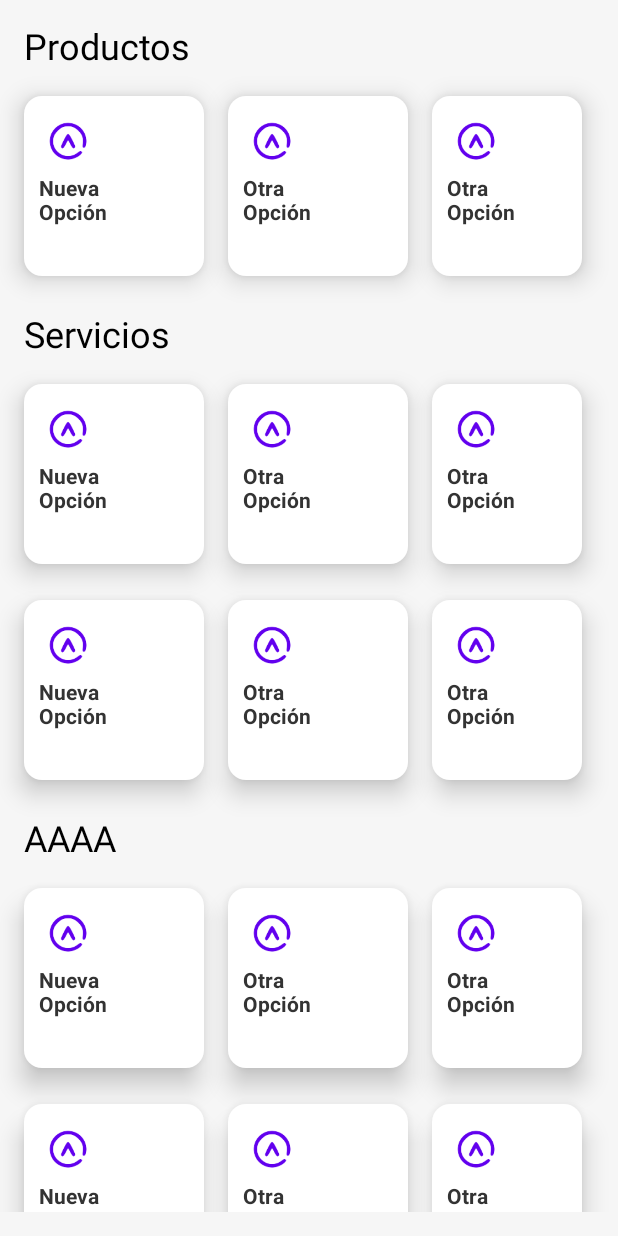
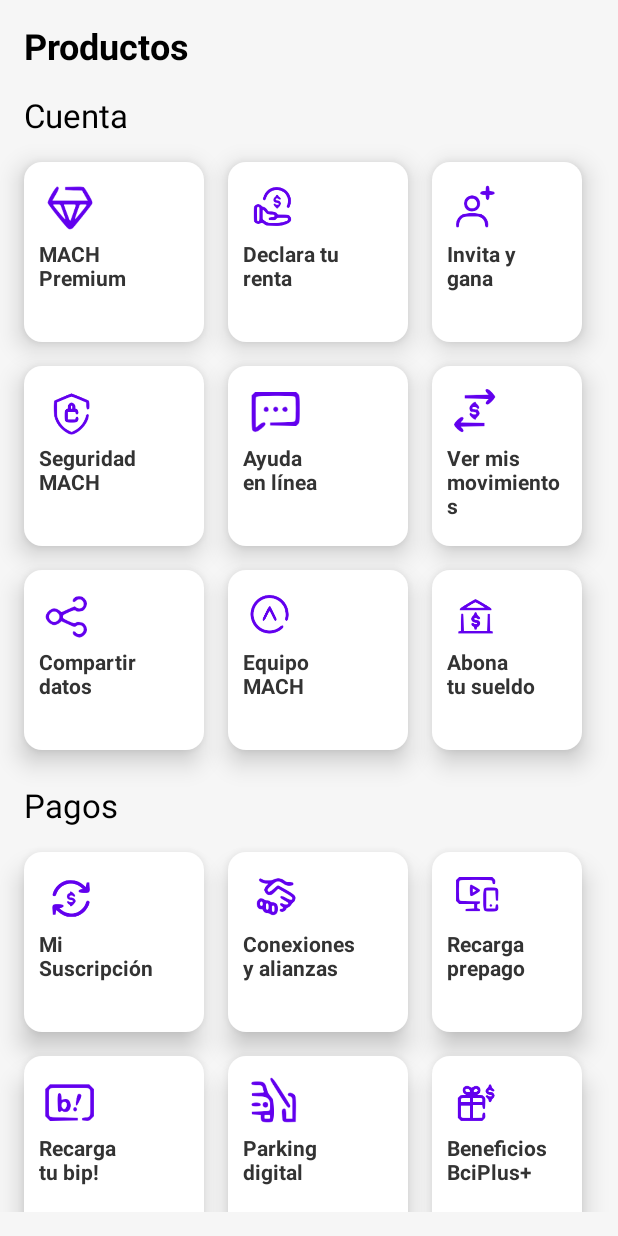
Before and after one commit to PabloZuVal/Mach, an Android app built with Jetpack Compose: the composable ShowMore shown on its own in the app's theme, on a phone screen of 412 x 824 dp. Run offline under Robolectric (Android 15) with nearby library versions, the light colour scheme and no system bars.

Commit message:
🚧 Add screen "Show More"

```diff
--- a/app/src/main/java/com/pablozv/mach/ui/composable/BottonSheet.kt
+++ b/app/src/main/java/com/pablozv/mach/ui/composable/BottonSheet.kt
@@ -6,6 +6,7 @@
 import androidx.compose.material3.rememberModalBottomSheetState
 import androidx.compose.runtime.Composable
 import androidx.compose.ui.Modifier
+import androidx.compose.ui.graphics.Color
 import androidx.compose.ui.unit.dp
 
 @OptIn(ExperimentalMaterial3Api::class)
@@ -22,9 +23,10 @@
     if (isSheetVisible) {
         ModalBottomSheet(
             modifier = Modifier
-                .padding(top= 80.dp),
+                .padding(top= 30.dp),
             onDismissRequest = onDismiss,
             sheetState = sheetState,
+            containerColor = Color.White,
             content = {
                 content?.invoke()
             }
--- a/app/src/main/java/com/pablozv/mach/ui/composable/ShowMore.kt
+++ b/app/src/main/java/com/pablozv/mach/ui/composable/ShowMore.kt
@@ -12,6 +12,7 @@
 import androidx.compose.runtime.Composable
 import androidx.compose.ui.Modifier
 import androidx.compose.ui.graphics.Color
+import androidx.compose.ui.text.font.FontWeight
 import androidx.compose.ui.unit.dp
 
 @Composable
@@ -24,7 +25,83 @@
         item {
             Text(
                 text = "Productos",
-                style = MaterialTheme.typography.headlineSmall,
+                style = MaterialTheme.typography.headlineSmall.copy(fontWeight = FontWeight.Bold),
+                color = Color.Black,
+                modifier = Modifier.padding(bottom = 16.dp)
+            )
+        }
+        item {
+            Text(
+                text = "Cuenta",
+                style = MaterialTheme.typography.titleLarge,
+                color = Color.Black,
+                modifier = Modifier.padding(bottom = 16.dp)
+            )
+            Row(
+                modifier = Modifier.fillMaxWidth()
+                    .padding(bottom = 16.dp)
+            ) {
+                Box(
+                    Modifier.padding(end = 8.dp)
+                ){
+                    SquareCard("MACH Premium", "cuenta_icon_1")
+                }
+                Box(
+                    Modifier.padding(horizontal = 8.dp)
+                ){
+                    SquareCard("Declara tu\nrenta", "cuenta_icon_2")
+                }
+                Box(
+                    Modifier.padding(horizontal = 8.dp)
+                ){
+                    SquareCard("Invita y\ngana", "cuenta_icon_3")
+                }
+            }
+            Row(
+                modifier = Modifier.fillMaxWidth()
+                    .padding(bottom = 16.dp)
+            ) {
+                Box(
+                    Modifier.padding(end = 8.dp)
+                ){
+                    SquareCard("Seguridad MACH", "cuenta_icon_4")
+                }
+                Box(
+                    Modifier.padding(horizontal = 8.dp)
+                ){
+                    SquareCard("Ayuda\nen línea", "cuenta_icon_5")
+                }
+                Box(
+                    Modifier.padding(horizontal = 8.dp)
+                ){
+                    SquareCard("Ver mis\nmovimientos", "cuenta_icon_6")
+                }
+            }
+            Row(
+                modifier = Modifier.fillMaxWidth()
+            ) {
+                Box(
+                    Modifier.padding(end = 8.dp)
+                ){
+                    SquareCard("Compartir datos", "cuenta_icon_7")
+                }
+                Box(
+                    Modifier.padding(horizontal = 8.dp)
+                ){
+                    SquareCard("Equipo\nMACH", "cuenta_icon_8")
+                }
+                Box(
+                    Modifier.padding(horizontal = 8.dp)
+                ){
+                    SquareCard("Abona\ntu sueldo", "cuenta_icon_9")
+                }
+            }
+            Spacer(modifier = Modifier.height(24.dp))
+        }
+        item {
+            Text(
+                text = "Pagos",
+                style = MaterialTheme.typography.titleLarge,
                 color = Color.Black,
                 modifier = Modifier.padding(bottom = 16.dp)
             )
@@ -32,30 +109,59 @@
         item {
             Row(
                 modifier = Modifier.fillMaxWidth()
+                    .padding(bottom = 16.dp)
             ) {
-//                            Text("Cuenta", modifier = Modifier.align(Alignment.CenterVertically))
                 Box(
                     Modifier.padding(end = 8.dp)
                 ){
-                    SquareCard("Nueva\nOpción", "icon9")
+                    SquareCard("Mi\nSuscripción", "pagos_icon_1")
                 }
                 Box(
                     Modifier.padding(horizontal = 8.dp)
                 ){
-                    SquareCard("Otra\nOpción", "icon10")
+                    SquareCard("Conexiones\ny alianzas", "pagos_icon_2")
                 }
                 Box(
                     Modifier.padding(horizontal = 8.dp)
                 ){
-                    SquareCard("Otra\nOpción", "icon10")
+                    SquareCard("Recarga\nprepago", "pagos_icon_3")
+                }
+            }
+            Row(
+                modifier = Modifier.fillMaxWidth()
+                    .padding(bottom = 16.dp)
+            ) {
+                Box(
+                    Modifier.padding(end = 8.dp)
+                ){
+                    SquareCard("Recarga\ntu bip!", "pagos_icon_4")
+                }
+                Box(
+                    Modifier.padding(horizontal = 8.dp)
+                ){
+                    SquareCard("Parking\ndigital", "pagos_icon_5")
+                }
+                Box(
+                    Modifier.padding(horizontal = 8.dp)
+                ){
+                    SquareCard("Beneficios\nBciPlus+", "pagos_icon_6")
+                }
+            }
+            Row(
+                modifier = Modifier.fillMaxWidth()
+            ) {
+                Box(
+                    Modifier.padding(end = 8.dp)
+                ){
+                    SquareCard("Paga tus\ncuentas", "pagos_icon_7")
                 }
             }
             Spacer(modifier = Modifier.height(24.dp))
         }
         item {
             Text(
-                text = "Servicios",
-                style = MaterialTheme.typography.headlineSmall,
+                text = "Transferencias",
+                style = MaterialTheme.typography.titleLarge,
                 color = Color.Black,
                 modifier = Modifier.padding(bottom = 16.dp)
             )
@@ -63,54 +169,41 @@
        item {
            Row(
                modifier = Modifier.fillMaxWidth()
+                   .padding(bottom = 16.dp)
            ) {
-//                            Text("Cuenta", modifier = Modifier.align(Alignment.CenterVertically))
                Box(
                    Modifier.padding(end = 8.dp)
                ){
-                    SquareCard("Nueva\nOpción", "icon9")
+                   SquareCard("A cuentas bancarias", "transf_icon_1")
                }
                Box(
                    Modifier.padding(horizontal = 8.dp)
                ){
-                    SquareCard("Otra\nOpción", "icon10")
+                   SquareCard("Al\nExtranjero", "transf_icon_2")
                }
                Box(
                    Modifier.padding(horizontal = 8.dp)
                ){
-                    SquareCard("Otra\nOpción", "icon10")
+                   SquareCard("Cobrar\n o pagar", "transf_icon_3")
+               }
+           }
+           Row(
+               modifier = Modifier.fillMaxWidth()
+           ) {
+               Box(
+                   Modifier.padding(end = 8.dp)
+               ){
+                   SquareCard("Carga o\nretira", "transf_icon_4")
                }
            }
            Spacer(modifier = Modifier.height(24.dp))
-        }
-        item {
-            Row(
-                modifier = Modifier.fillMaxWidth()
-            ) {
-//                            Text("Cuenta", modifier = Modifier.align(Alignment.CenterVertically))
-                Box(
-                    Modifier.padding(end = 8.dp)
-                ){
-                    SquareCard("Nueva\nOpción", "icon9")
-                }
-                Box(
-                    Modifier.padding(horizontal = 8.dp)
-                ){
-                    SquareCard("Otra\nOpción", "icon10")
-                }
-                Box(
-                    Modifier.padding(horizontal = 8.dp)
-                ){
-                    SquareCard("Otra\nOpción", "icon10")
-                }
+
        }
 
-            Spacer(modifier = Modifier.height(24.dp))
-        }
         item {
             Text(
-                text = "AAAA",
-                style = MaterialTheme.typography.headlineSmall,
+                text = "Productos financieros",
+                style = MaterialTheme.typography.titleLarge,
                 color = Color.Black,
                 modifier = Modifier.padding(bottom = 16.dp)
             )
@@ -118,72 +211,35 @@
         item {
             Row(
                 modifier = Modifier.fillMaxWidth()
+                    .padding(bottom = 16.dp)
             ) {
-//                            Text("Cuenta", modifier = Modifier.align(Alignment.CenterVertically))
                 Box(
                     Modifier.padding(end = 8.dp)
                 ){
-                   SquareCard("Nueva\nOpción", "icon9")
+                    SquareCard("Cuenta\nFuturo", "product_icon_1")
                 }
                 Box(
                     Modifier.padding(horizontal = 8.dp)
                 ){
-                   SquareCard("Otra\nOpción", "icon10")
+                    SquareCard("Fondos\nMutuos", "product_icon_2")
                 }
                 Box(
                     Modifier.padding(horizontal = 8.dp)
                 ){
-                   SquareCard("Otra\nOpción", "icon10")
+                    SquareCard("Contrata\nSeguros", "product_icon_3")
                 }
             }
-           Spacer(modifier = Modifier.height(24.dp))
-       }
-        item {
             Row(
                 modifier = Modifier.fillMaxWidth()
             ) {
-//                            Text("Cuenta", modifier = Modifier.align(Alignment.CenterVertically))
                 Box(
                     Modifier.padding(end = 8.dp)
                 ){
-                    SquareCard("Nueva\nOpción", "icon9")
-                }
-                Box(
-                    Modifier.padding(horizontal = 8.dp)
-                ){
-                    SquareCard("Otra\nOpción", "icon10")
-                }
-                Box(
-                    Modifier.padding(horizontal = 8.dp)
-                ){
-                    SquareCard("Otra\nOpción", "icon10")
+                    SquareCard("Referir\nseguros", "prod_icon_4")
                 }
             }
+            Spacer(modifier = Modifier.height(100.dp))
 
-            Spacer(modifier = Modifier.height(24.dp))
-
-        }
-        item {
-            Row(
-                modifier = Modifier.fillMaxWidth()
-            ) {
-//                            Text("Cuenta", modifier = Modifier.align(Alignment.CenterVertically))
-                Box(
-                    Modifier.padding(end = 8.dp)
-                ){
-                    SquareCard("Nueva\nOpción", "icon9")
-                }
-                Box(
-                    Modifier.padding(horizontal = 8.dp)
-                ){
-                    SquareCard("Otra\nOpción", "icon10")
-                }
-                Box(
-                    Modifier.padding(horizontal = 8.dp)
-                ){
-                    SquareCard("Otra\nOpción", "icon10")
-                }
-            }
         }
 
 
```
Lines whose indentation alone changed are shown as unchanged.
